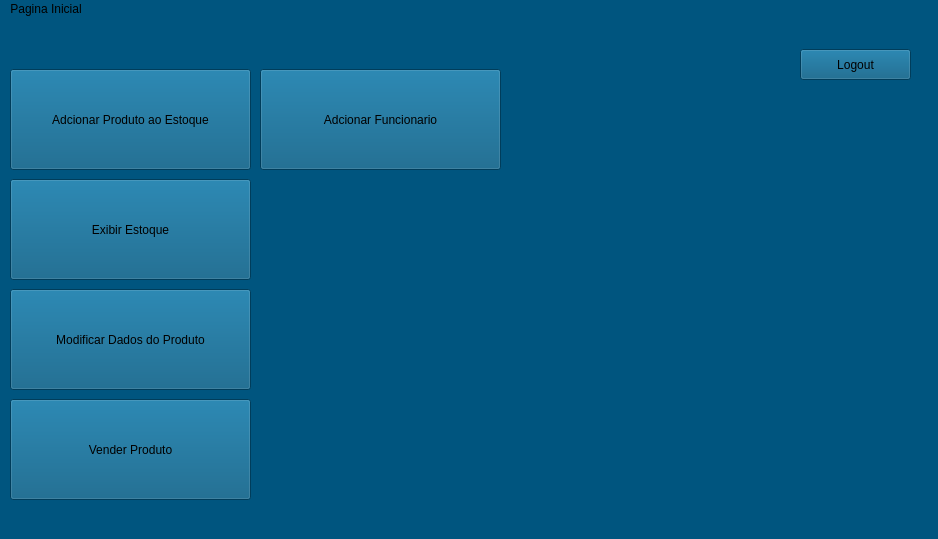
Above: ProjetoFinal/interface/mainwindow.ui from FCJar/Controle-de-estoque-e-vendas-de-loja before the change. Below: the same form after it.
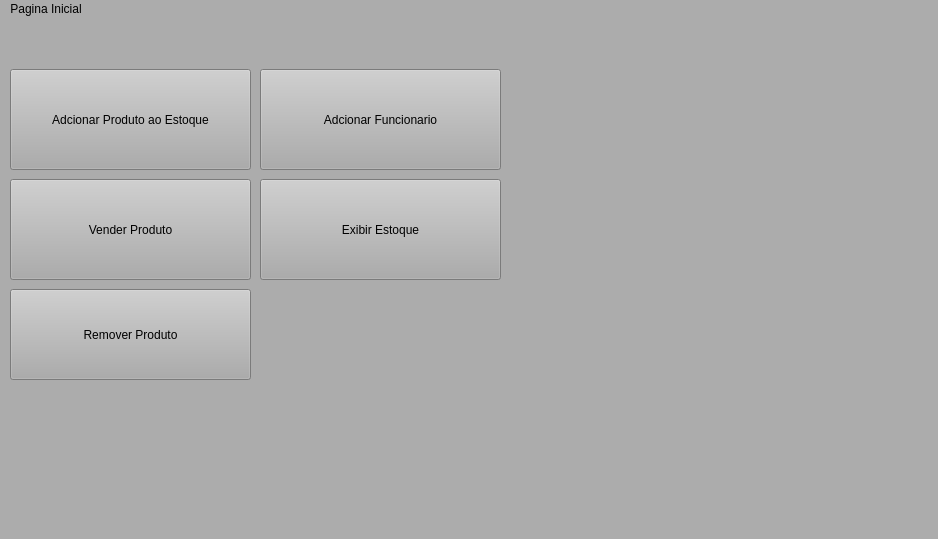
That is the form after the change.

```diff
--- a/ProjetoFinal/interface/mainwindow.ui
+++ b/ProjetoFinal/interface/mainwindow.ui
@@ -14,7 +14,8 @@
    <string>MainWindow</string>
   </property>
   <property name="styleSheet">
-   <string notr="true">background-color: rgb(0, 85, 127);</string>
+   <string notr="true">background-color: rgb(172, 172, 172);
+</string>
   </property>
   <widget class="QWidget" name="centralwidget">
    <widget class="QPushButton" name="pushButton">
@@ -33,7 +34,7 @@
    <widget class="QPushButton" name="pushButton_3">
     <property name="geometry">
      <rect>
-      <x>10</x>
+      <x>260</x>
       <y>160</y>
       <width>241</width>
       <height>101</height>
@@ -47,20 +48,7 @@
     <property name="geometry">
      <rect>
       <x>10</x>
-      <y>270</y>
-      <width>241</width>
-      <height>101</height>
-     </rect>
-    </property>
-    <property name="text">
-     <string>Modificar Dados do Produto</string>
-    </property>
-   </widget>
-   <widget class="QPushButton" name="pushButton_5">
-    <property name="geometry">
-     <rect>
-      <x>10</x>
-      <y>380</y>
+      <y>160</y>
       <width>241</width>
       <height>101</height>
      </rect>
@@ -85,14 +73,14 @@
    <widget class="QPushButton" name="Logout">
     <property name="geometry">
      <rect>
-      <x>800</x>
-      <y>30</y>
-      <width>111</width>
-      <height>31</height>
+      <x>10</x>
+      <y>270</y>
+      <width>241</width>
+      <height>91</height>
      </rect>
     </property>
     <property name="text">
-     <string>Logout</string>
+     <string>Remover Produto</string>
     </property>
    </widget>
   </widget>
```
Left out of the diff: 10 changed lines with no effect on the pictures.
